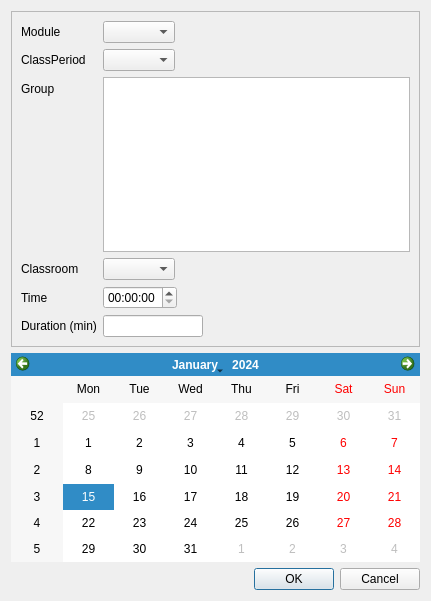
The window that Gui/WindowEditTimeSlot.ui (JeanCoquet/Zebulon) describes before a commit, drawn with Qt 5.
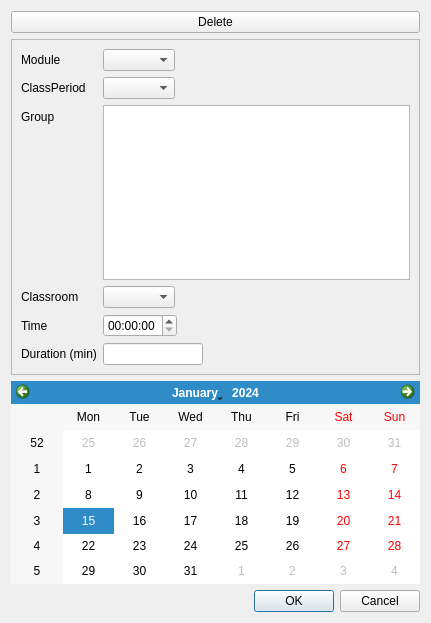
The same window after the commit.

Diff of the .ui file:
```diff
--- a/Gui/WindowEditTimeSlot.ui
+++ b/Gui/WindowEditTimeSlot.ui
@@ -7,13 +7,20 @@
     <x>0</x>
     <y>0</y>
     <width>431</width>
-    <height>601</height>
+    <height>623</height>
    </rect>
   </property>
   <property name="windowTitle">
    <string>WindowEditTimeSlot</string>
   </property>
   <layout class="QVBoxLayout" name="verticalLayout">
+   <item>
+    <widget class="QPushButton" name="deleteTimeSlotButton">
+     <property name="text">
+      <string>Delete</string>
+     </property>
+    </widget>
+   </item>
    <item>
     <widget class="QScrollArea" name="scrollArea">
      <property name="widgetResizable">
@@ -25,7 +32,7 @@
         <x>0</x>
         <y>0</y>
         <width>393</width>
-        <height>306</height>
+        <height>317</height>
        </rect>
       </property>
       <layout class="QFormLayout" name="formLayout">
```
